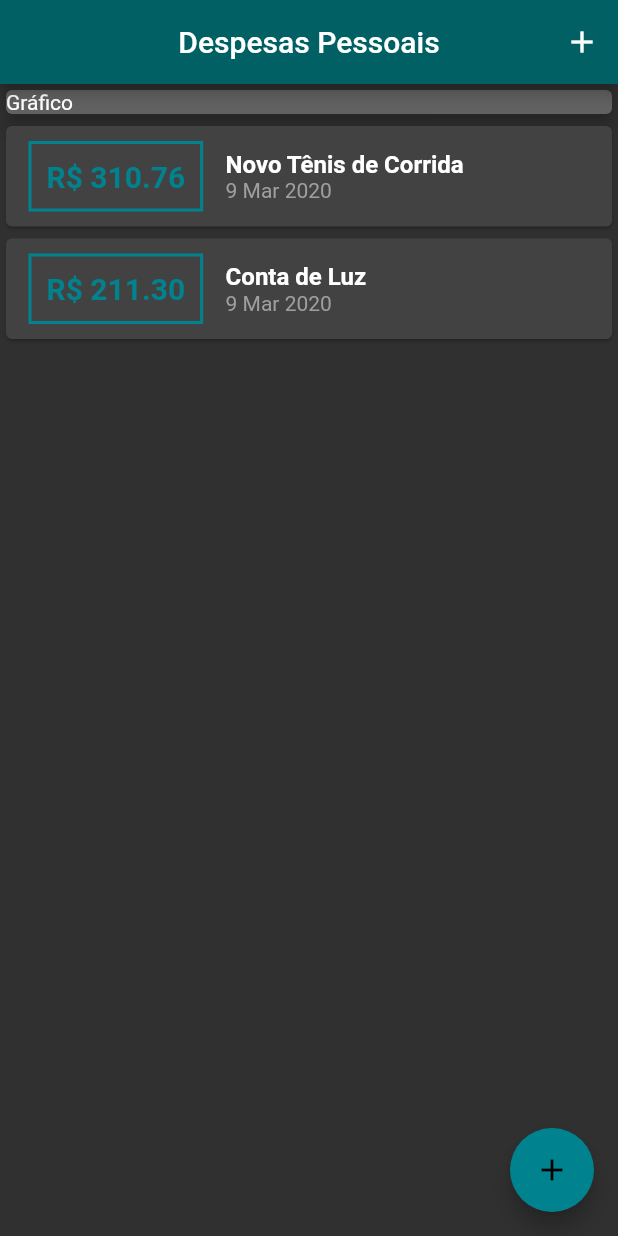
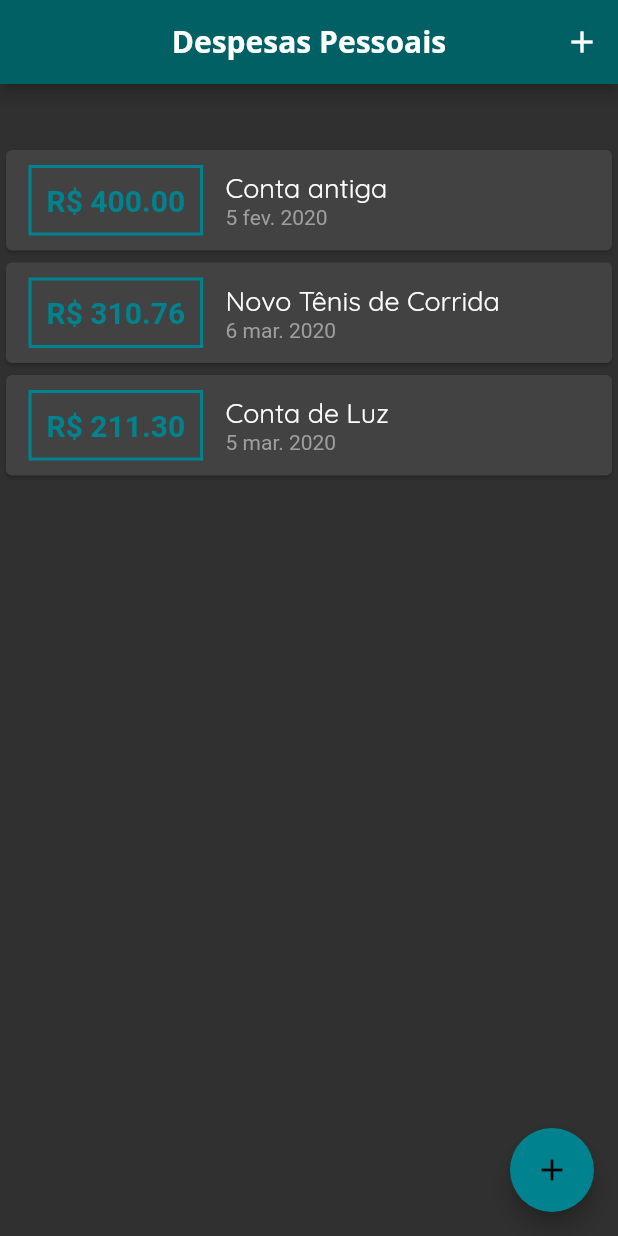
Before and after one commit to lucasgaldinomota/flutter_despesas, a Flutter app: the screen it shows after launch, on a phone screen of 412 x 824 dp. Run offline on Flutter 3.47's test engine with Material 2 defaults, Android fonts, the light colour scheme and no system bars.

Commit message:
Começando o Chart

```diff
--- /dev/null
+++ b/expenses/lib/components/chart.dart
@@ -0,0 +1,49 @@
+import 'package:flutter/material.dart';
+import 'package:intl/intl.dart';
+import '../models/transaction.dart';
+
+class Chart extends StatelessWidget {
+  final List<Transaction> recentTransaction;
+
+  Chart(this.recentTransaction);
+
+  List<Map<String, Object>> get groupedTransactions {
+    return List.generate(7, (index) {
+      final weekDay = DateTime.now().subtract(
+        Duration(days: index),
+      );
+
+      double totalSum = 0.0;
+
+      for (var i = 0; i < recentTransaction.length; i++) {
+        bool sameDay = recentTransaction[i].date.day == weekDay.day;
+        bool sameMonth = recentTransaction[i].date.month == weekDay.month;
+        bool sameYear = recentTransaction[i].date.year == weekDay.year;
+
+        if (sameDay && sameMonth && sameYear) {
+          totalSum += recentTransaction[i].value;
+        }
+      }
+
+      print(DateFormat.E('pt_BR').format(weekDay)[0]);
+      print(totalSum);
+
+      return {
+        'day': DateFormat.E('pt_BR').format(weekDay)[0],
+        'value': totalSum,
+      };
+    });
+  }
+
+  @override
+  Widget build(BuildContext context) {
+    groupedTransactions;
+    return Card(
+      elevation: 6,
+      margin: EdgeInsets.all(20),
+      child: Row(
+        children: [],
+      ),
+    );
+  }
+}
--- a/expenses/lib/components/transaction_list.dart
+++ b/expenses/lib/components/transaction_list.dart
@@ -11,7 +11,25 @@ class TransactionList extends StatelessWidget {
   Widget build(BuildContext context) {
     return Container(
       height: 300,
-      child: ListView.builder(
+      child: transactions.isEmpty
+          ? Column(
+              children: [
+                SizedBox(height: 20),
+                Text(
+                  'Nenhuma transação cadastrada!',
+                  style: Theme.of(context).textTheme.title,
+                ),
+                SizedBox(height: 40),
+                Container(
+                  height: 200,
+                  child: Image.asset(
+                    'assets/images/waiting.png',
+                    fit: BoxFit.cover,
+                  ),
+                ),
+              ],
+            )
+          : ListView.builder(
               itemCount: transactions.length,
               itemBuilder: (ctx, index) {
                 final tr = transactions[index];
@@ -44,13 +62,10 @@ class TransactionList extends StatelessWidget {
                         children: [
                           Text(
                             tr.title,
-                      style: TextStyle(
-                        fontSize: 16,
-                        fontWeight: FontWeight.bold,
-                      ),
+                            style: Theme.of(context).textTheme.title,
                           ),
                           Text(
-                      DateFormat('d MMM y').format(tr.date),
+                            DateFormat('d MMM y', 'pt_BR').format(tr.date),
                             style: TextStyle(
                               color: Colors.grey[500],
                             ),
--- a/expenses/lib/main.dart
+++ b/expenses/lib/main.dart
@@ -1,10 +1,11 @@
-import 'package:expenses/components/transaction_form.dart';
 import 'package:flutter/material.dart';
 import 'package:flutter/services.dart';
+import 'package:flutter_localizations/flutter_localizations.dart';
 import 'dart:math';
 import 'models/transaction.dart';
 import 'components/transaction_form.dart';
 import 'components/transaction_list.dart';
+import 'components/chart.dart';
 
 main() => runApp(ExpensesApp());
 
@@ -16,11 +17,34 @@ class ExpensesApp extends StatelessWidget {
       systemNavigationBarColor: Color(0xFF303030),
     ));
     return MaterialApp(
+        localizationsDelegates: [
+          GlobalMaterialLocalizations.delegate,
+          GlobalWidgetsLocalizations.delegate
+        ],
+        supportedLocales: [
+          const Locale('pt', 'BR')
+        ],
         debugShowCheckedModeBanner: false,
         title: 'Despesas Pessoais',
         theme: ThemeData(
           brightness: Brightness.dark,
           accentColor: Colors.white,
+          fontFamily: 'Quicksand',
+          textTheme: ThemeData.dark().textTheme.copyWith(
+                title: TextStyle(
+                  fontFamily: 'Quicksand',
+                  fontSize: 18,
+                ),
+              ),
+          appBarTheme: AppBarTheme(
+            textTheme: ThemeData.dark().textTheme.copyWith(
+                  title: TextStyle(
+                    fontFamily: 'OpenSans',
+                    fontSize: 20,
+                    fontWeight: FontWeight.w700,
+                  ),
+                ),
+          ),
         ),
         home: MyHomePage());
   }
@@ -32,20 +56,34 @@ class MyHomePage extends StatefulWidget {
 }
 
 class _MyHomePageState extends State<MyHomePage> {
-  final _transactions = [
+  final List<Transaction> _transactions = [
+    Transaction(
+      id: 't0',
+      title: 'Conta antiga',
+      value: 400.00,
+      date: DateTime.now().subtract(Duration(days: 33)),
+    ),
     Transaction(
       id: 't1',
       title: 'Novo Tênis de Corrida',
       value: 310.76,
-      date: DateTime.now(),
+      date: DateTime.now().subtract(Duration(days: 3)),
     ),
     Transaction(
       id: 't2',
       title: 'Conta de Luz',
       value: 211.30,
-      date: DateTime.now(),
+      date: DateTime.now().subtract(Duration(days: 4)),
     ),
   ];
+
+  List<Transaction> get _recentTransactions {
+    return _transactions.where((tr) {
+      return tr.date.isAfter(DateTime.now().subtract(
+        Duration(days: 7),
+      ));
+    }).toList();
+  }
 
   _addTransaction(String title, double value) {
     final newTransaction = Transaction(
@@ -88,13 +126,7 @@ class _MyHomePageState extends State<MyHomePage> {
         child: Column(
           crossAxisAlignment: CrossAxisAlignment.stretch,
           children: [
-            Container(
-              child: Card(
-                color: Colors.grey[700],
-                elevation: 5,
-                child: Text('Gráfico'),
-              ),
-            ),
+            Chart(_recentTransactions),
             TransactionList(_transactions),
           ],
         ),
```
Also changed, not shown: expenses/pubspec.yaml (+19 -1 lines), expenses/assets/fonts/OpenSans-Bold.ttf (added), expenses/assets/fonts/OpenSans-Regular.ttf (added), expenses/assets/fonts/Quicksand-Bold.ttf (added), expenses/assets/fonts/Quicksand-Light.ttf (added), expenses/assets/fonts/Quicksand-Medium.ttf (added), expenses/assets/fonts/Quicksand-Regular.ttf (added), expenses/assets/images/waiting.png (added), expenses/pubspec.lock. Lines whose indentation alone changed are shown as unchanged.
